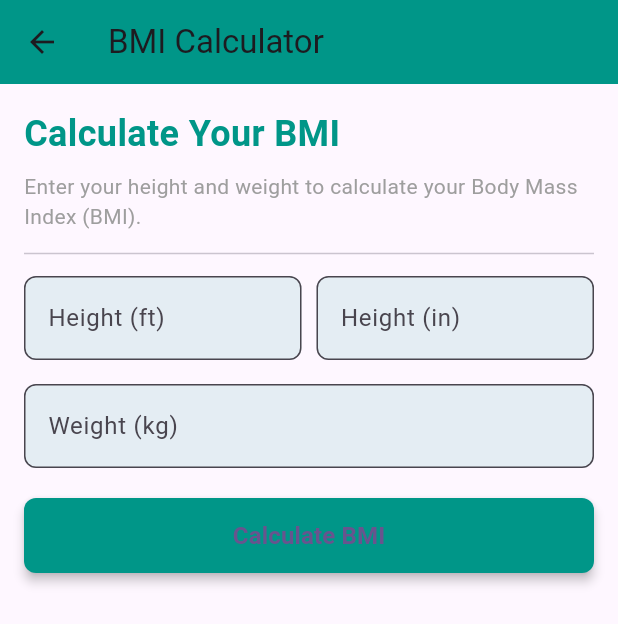
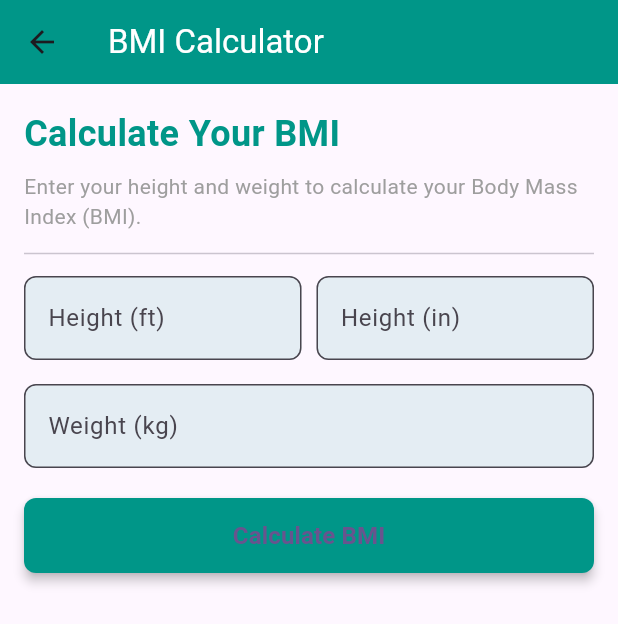
Before and after one commit to riazulrocky/Health-Expert-Flutter-App, a Flutter app: the BMICalculatorScreen screen opened directly, on a phone screen of 412 x 824 dp. Shown: the top 624 px of the screen. Run offline on Flutter 3.47's test engine with Material 3 defaults, Android fonts, the phone set to English and light mode, and no system bars.

Commit message:
BMI Calculator

```diff
--- a/lib/bmi_calculator_screen.dart
+++ b/lib/bmi_calculator_screen.dart
@@ -53,7 +53,8 @@ class _BMICalculatorScreenState extends State<BMICalculatorScreen> {
   Widget build(BuildContext context) {
     return Scaffold(
       appBar: AppBar(
-        title: const Text('BMI Calculator'),
+        title: const Text('BMI Calculator', style:
+        TextStyle(color: Colors.white),),
         backgroundColor: Colors.teal,
         elevation: 0,
       ),
```
